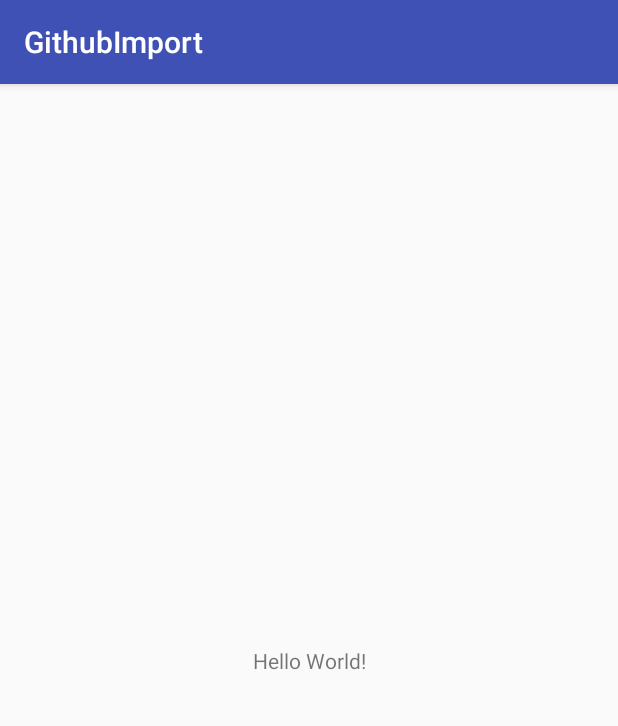
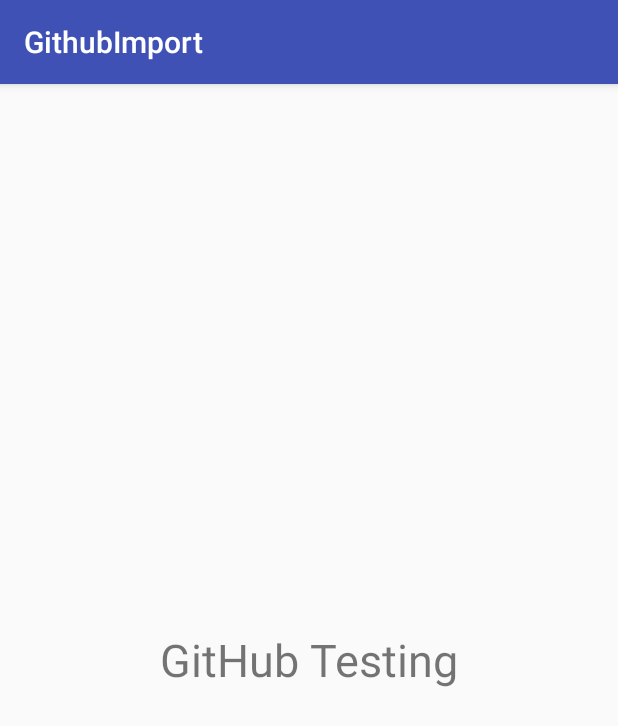
Before and after one commit to skabdulmutalib/GithubImport, an Android app: the screen it shows after launch (MainActivity), on a phone screen of 412 x 824 dp. Shown: the top 726 px of the screen. Run offline under Robolectric (Android 15) with nearby library versions, the phone set to English and light mode, and no system bars.

Commit message:
just testing

```diff
--- a/app/src/main/res/layout/activity_main.xml
+++ b/app/src/main/res/layout/activity_main.xml
@@ -1,5 +1,5 @@
 <?xml version="1.0" encoding="utf-8"?>
-<android.support.constraint.ConstraintLayout xmlns:android="http://schemas.android.com/apk/res/android"
+<RelativeLayout xmlns:android="http://schemas.android.com/apk/res/android"
     xmlns:app="http://schemas.android.com/apk/res-auto"
     xmlns:tools="http://schemas.android.com/tools"
     android:layout_width="match_parent"
@@ -7,12 +7,12 @@
     tools:context="com.tech2geek.githubimport.MainActivity">
 
     <TextView
+        android:id="@+id/Text"
         android:layout_width="wrap_content"
         android:layout_height="wrap_content"
-        android:text="Hello World!"
-        app:layout_constraintBottom_toBottomOf="parent"
-        app:layout_constraintLeft_toLeftOf="parent"
-        app:layout_constraintRight_toRightOf="parent"
-        app:layout_constraintTop_toTopOf="parent" />
-
-</android.support.constraint.ConstraintLayout>
+        android:textSize="30sp"
+        android:layout_centerHorizontal="true"
+        android:text="GitHub Testing"
+        android:layout_centerVertical="true"
+        />
+</RelativeLayout>
```
